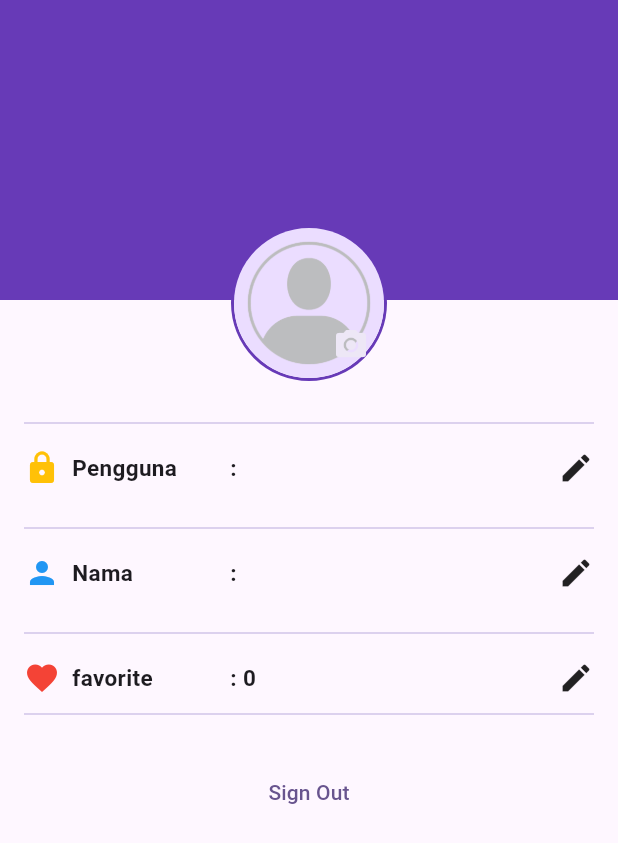
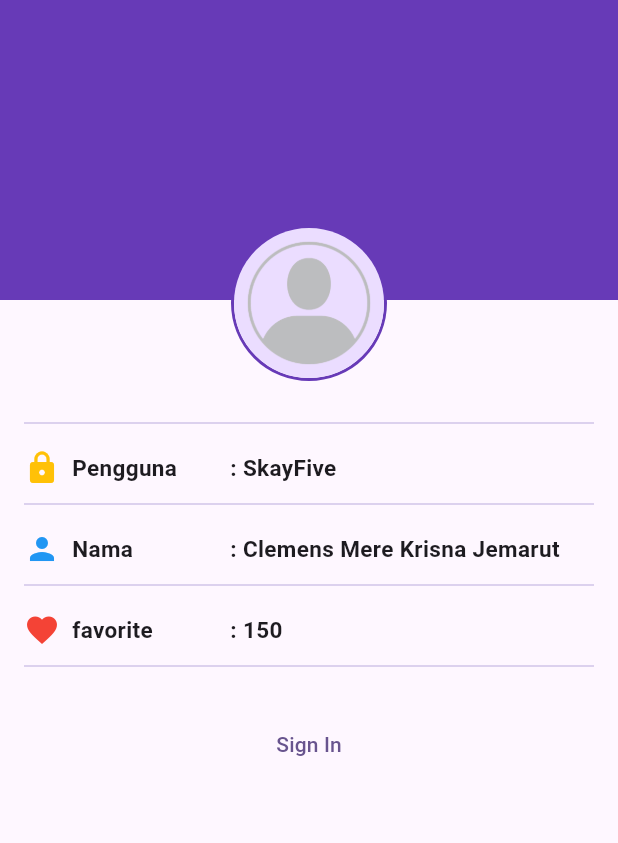
Before and after one commit to SkayFive/wisata_candi_krisna, a Flutter app: the screen it shows after launch, on a phone screen of 412 x 824 dp. Shown: the top 843 px of the screen. Run offline on Flutter 3.47's test engine with Material 3 defaults, Android fonts, the phone set to English and light mode, and no system bars; our stand-ins replace cached_network_image.

Commit message:
progress wisata_candi
membuat profile screen

```diff
--- a/lib/data/candi_data.dart
+++ b/lib/data/candi_data.dart
@@ -1,4 +1,4 @@
-import 'package:flutter/widgets.dart';
+// import 'package:flutter/widgets.dart';
 import 'package:wisata_candi_krisna/models/candi.dart';
 
 var candiList = [
--- a/lib/main.dart
+++ b/lib/main.dart
@@ -1,6 +1,6 @@
 import 'package:flutter/material.dart';
-import 'package:wisata_candi_krisna/data/candi_data.dart';
-import 'package:wisata_candi_krisna/screens/detail_screen.dart';
+// import 'package:wisata_candi_krisna/data/candi_data.dart';
+// import 'package:wisata_candi_krisna/screens/detail_screen.dart';
 import 'package:wisata_candi_krisna/screens/profile_screen.dart';
 
 void main() {
--- a/lib/screens/profile_screen.dart
+++ b/lib/screens/profile_screen.dart
@@ -12,10 +12,10 @@ class ProfileScreen extends StatefulWidget {
 
 class _ProfileScreenState extends State<ProfileScreen> {
   // TODO: 1 Deklarasi variabel yang dibuthkan
-  bool isSignedIn = true;
-  String fullName = '';
-  String userName = '';
-  int favoriteCandiCount = 0;
+  bool isSignedIn = false;
+  String fullName = 'Clemens Mere Krisna Jemarut';
+  String userName = 'SkayFive';
+  int favoriteCandiCount = 150;
 
   // TODO: 5. Implementasi fungsi signin
   void signIn() {
@@ -74,7 +74,7 @@ class _ProfileScreenState extends State<ProfileScreen> {
                             onPressed: () {},
                             icon: Icon(
                               Icons.camera_alt,
-                              color: Colors.deepPurple[50],
+                              color: Colors.deepPurple[200],
                             ),
                           ),
                       ],
@@ -90,15 +90,15 @@ class _ProfileScreenState extends State<ProfileScreen> {
                   icon: Icons.lock,
                   label: 'Pengguna',
                   value: userName,
-                  showEditIcon: isSignedIn,
+                  // showEditIcon: isSignedIn,
                   onEditPressed: () {
                     debugPrint('Icon Edit Ditekan');
                   },
                   iconColor: Colors.amber,
                 ),
+                SizedBox(height: 4),
+                Divider(color: Colors.deepPurple[100]),
 
-                SizedBox(height: 20),
-                Divider(color: Colors.deepPurple[100]),
                 SizedBox(height: 10),
                 ProfileIntoItem(
                   icon: Icons.person,
@@ -110,15 +110,15 @@ class _ProfileScreenState extends State<ProfileScreen> {
                   },
                   iconColor: Colors.blue,
                 ),
+                SizedBox(height: 4),
+                Divider(color: Colors.deepPurple[100]),
 
-                SizedBox(height: 20),
-                Divider(color: Colors.deepPurple[100]),
                 SizedBox(height: 10),
                 ProfileIntoItem(
                   icon: Icons.favorite,
                   label: 'favorite',
                   value: favoriteCandiCount,
-                  showEditIcon: isSignedIn,
+                  // showEditIcon: isSignedIn,
                   onEditPressed: () {
                     debugPrint('Icon Edit Ditekan');
                   },
@@ -128,6 +128,7 @@ class _ProfileScreenState extends State<ProfileScreen> {
                 // TODO: 4 Buat profileAction yang berisi TextButton sign in/out
                 SizedBox(height: 4),
                 Divider(color: Colors.deepPurple[100]),
+
                 SizedBox(height: 20),
                 isSignedIn
                     ? TextButton(onPressed: (signOut), child: Text('Sign Out'))
```
